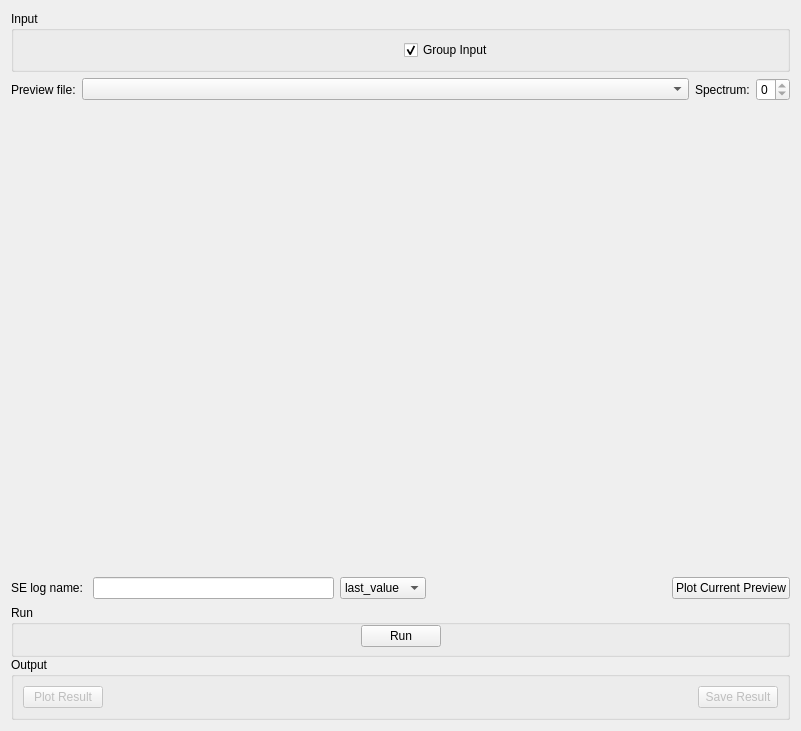
First picture: the form in qt/scientific_interfaces/Indirect/Elwin.ui, repository mantidproject/mantid, before the edit.
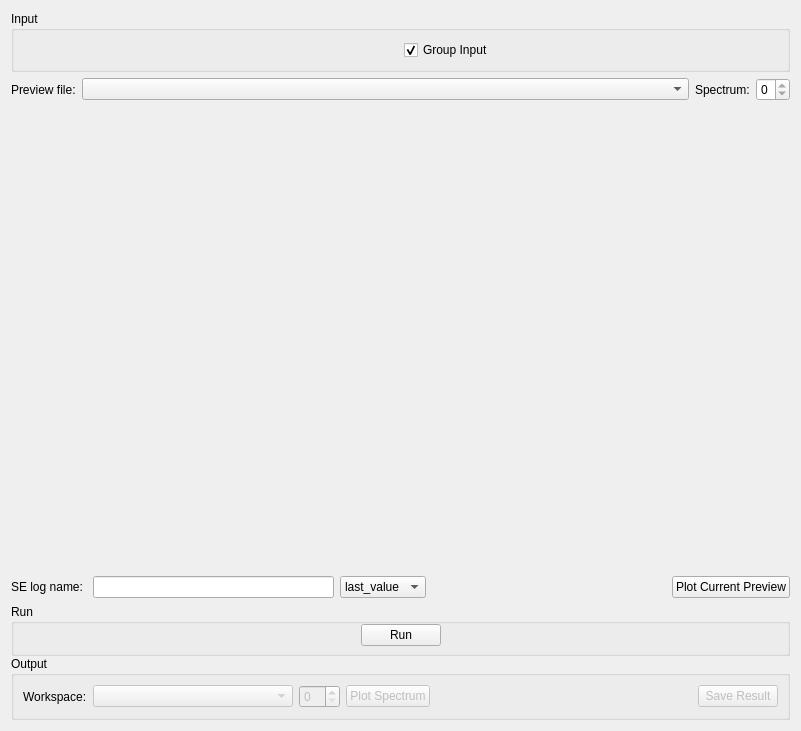
Second picture: the form after the edit. Custom widgets are drawn as their Qt base class.

Commit message: Refs #24354. Combobox and spinbox to select spectrum

The edit to the form file:
```diff
--- a/qt/scientific_interfaces/Indirect/Elwin.ui
+++ b/qt/scientific_interfaces/Indirect/Elwin.ui
@@ -268,13 +268,40 @@
          <string>Output</string>
         </property>
         <layout class="QHBoxLayout" name="horizontalLayout_5">
+         <item>
+          <widget class="QLabel" name="label">
+           <property name="text">
+            <string>Workspace:</string>
+           </property>
+          </widget>
+         </item>
+         <item>
+          <widget class="QComboBox" name="cbPlotWorkspace">
+           <property name="enabled">
+            <bool>false</bool>
+           </property>
+           <property name="minimumSize">
+            <size>
+             <width>200</width>
+             <height>0</height>
+            </size>
+           </property>
+          </widget>
+         </item>
+         <item>
+          <widget class="QSpinBox" name="spPlotSpectrum">
+           <property name="enabled">
+            <bool>false</bool>
+           </property>
+          </widget>
+         </item>
          <item>
           <widget class="QPushButton" name="pbPlot">
            <property name="enabled">
             <bool>false</bool>
            </property>
            <property name="text">
-            <string>Plot Result</string>
+            <string>Plot Spectrum</string>
            </property>
           </widget>
          </item>
```
